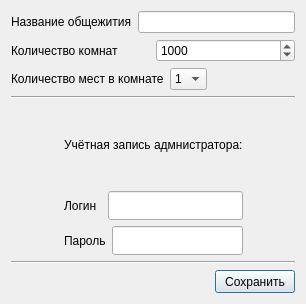
Old version of the form dWell/initsetupdialog.ui in the repository kashapov17/dWell.
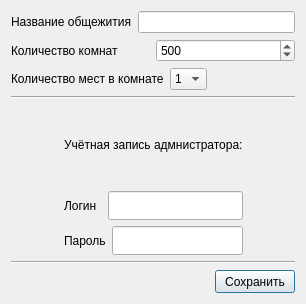
New version of the form. Icons and pictures are not drawn.

Diff of the .ui file:
```diff
--- a/dWell/initsetupdialog.ui
+++ b/dWell/initsetupdialog.ui
@@ -55,7 +55,7 @@
           <number>100</number>
          </property>
          <property name="value">
-          <number>1000</number>
+          <number>500</number>
          </property>
         </widget>
        </item>
```
